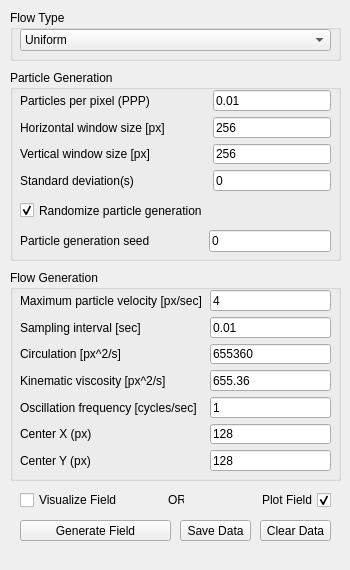
First picture: the form in design.ui, repository JHsiaoC/piv_gui, before the edit.
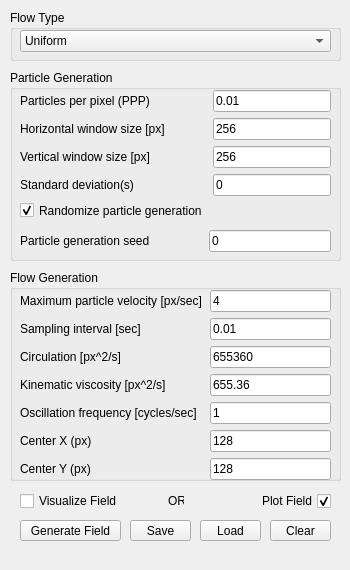
Second picture: the form after the edit.

Commit message: Fix save/load/clear data

Diff of the .ui file:
```diff
--- a/design.ui
+++ b/design.ui
@@ -40,7 +40,7 @@
      <rect>
       <x>20</x>
       <y>520</y>
-      <width>151</width>
+      <width>101</width>
       <height>21</height>
      </rect>
     </property>
@@ -102,7 +102,7 @@
        <x>10</x>
        <y>20</y>
        <width>311</width>
-       <height>101</height>
+       <height>119</height>
       </rect>
      </property>
      <layout class="QFormLayout" name="formLayout_particleGen">
@@ -182,7 +182,7 @@
        <x>10</x>
        <y>160</y>
        <width>311</width>
-       <height>22</height>
+       <height>26</height>
       </rect>
      </property>
      <layout class="QFormLayout" name="formLayout_seed">
@@ -224,7 +224,7 @@
        <x>10</x>
        <y>19</y>
        <width>311</width>
-       <height>22</height>
+       <height>24</height>
       </rect>
      </property>
      <layout class="QVBoxLayout" name="verticalLayout_flowType">
@@ -273,27 +273,27 @@
    <widget class="QPushButton" name="pushButton_clear">
     <property name="geometry">
      <rect>
-      <x>260</x>
+      <x>270</x>
       <y>520</y>
-      <width>71</width>
+      <width>61</width>
       <height>21</height>
      </rect>
     </property>
     <property name="text">
-     <string>Clear Data</string>
+     <string>Clear</string>
     </property>
    </widget>
    <widget class="QPushButton" name="pushButton_save">
     <property name="geometry">
      <rect>
-      <x>180</x>
+      <x>130</x>
       <y>520</y>
-      <width>71</width>
+      <width>61</width>
       <height>21</height>
      </rect>
     </property>
     <property name="text">
-     <string>Save Data</string>
+     <string>Save</string>
     </property>
    </widget>
    <widget class="QGroupBox" name="groupBox_flowGen">
@@ -317,7 +317,7 @@
        <x>10</x>
        <y>20</y>
        <width>311</width>
-       <height>181</height>
+       <height>212</height>
       </rect>
      </property>
      <layout class="QFormLayout" name="formLayout_flowGen">
@@ -458,7 +458,7 @@
       <x>20</x>
       <y>490</y>
       <width>311</width>
-      <height>20</height>
+      <height>22</height>
      </rect>
     </property>
     <layout class="QHBoxLayout" name="horizontalLayout">
@@ -518,6 +518,19 @@
      </item>
     </layout>
    </widget>
+   <widget class="QPushButton" name="pushButton_load">
+    <property name="geometry">
+     <rect>
+      <x>200</x>
+      <y>520</y>
+      <width>61</width>
+      <height>21</height>
+     </rect>
+    </property>
+    <property name="text">
+     <string>Load</string>
+    </property>
+   </widget>
   </widget>
   <widget class="QMenuBar" name="menubar">
    <property name="enabled">
```
Left out of the diff: 2 changed lines with no effect on the pictures. The commit also changes 5 other files.
